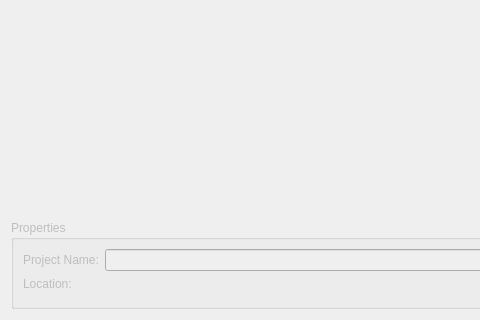
The window that plugins/appwizard/projectselectionpage.ui (KDE/kdevelop) describes before a commit, drawn with Qt 5; both pictures show x 0 to 480 and y 278 to 598 of the 807 by 598 pixel window.
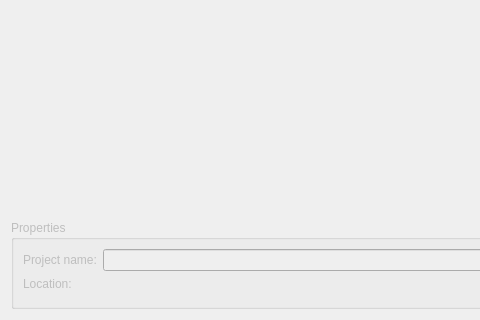
The same window after the commit. Custom widgets are drawn as their Qt base class.

```diff
--- a/plugins/appwizard/projectselectionpage.ui
+++ b/plugins/appwizard/projectselectionpage.ui
@@ -29,7 +29,7 @@
       <item row="0" column="0">
        <widget class="QLabel" name="projectNameLabel">
         <property name="text">
-         <string>Project Name:</string>
+         <string>Project name:</string>
         </property>
        </widget>
       </item>
```
